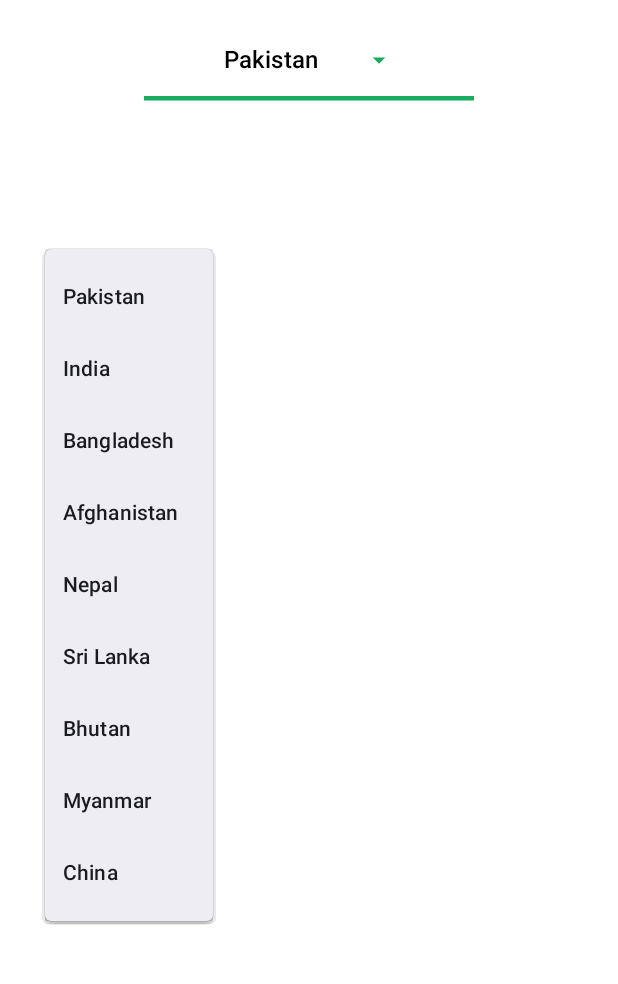
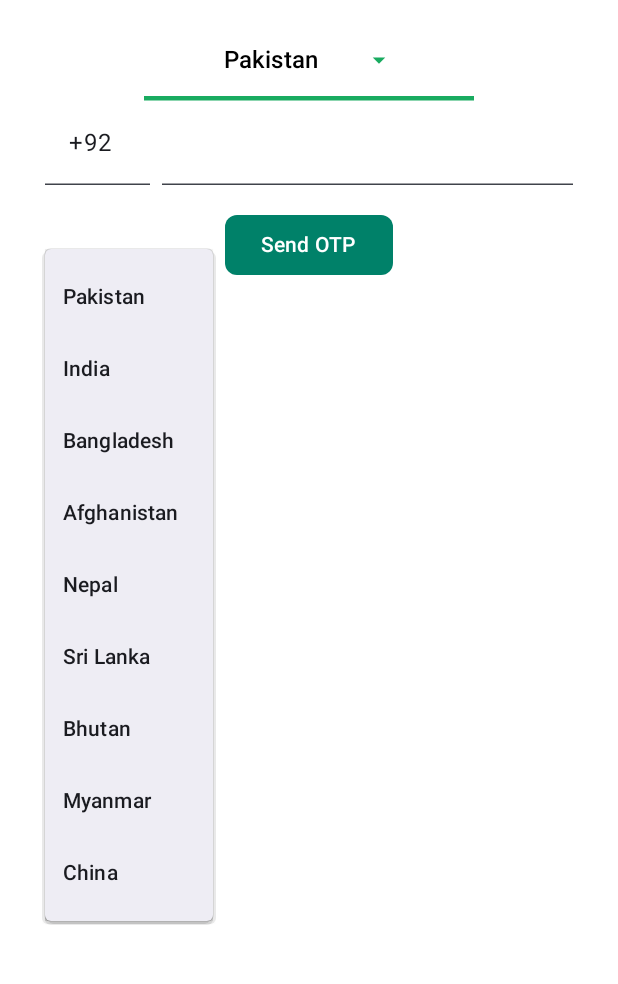
Before and after one commit to Muhammad-bilal-503/WhatsApp-Clone, an Android app built with Jetpack Compose: the UserRegistrationScreen screen opened through its navigation route, after a tap on "Pakistan", on a phone screen of 412 x 824 dp, the part 243-1227 px from its top. Run offline under Robolectric (Android 15) with nearby library versions, the phone set to English and light mode, and no system bars; our stand-ins replace Dagger/Hilt's generated code, Firebase (no records; nobody signed in at launch, a user with empty details on screens opened directly); libraries missing offline, so code that uses them is left out: androidx.hilt.lifecycle.

Commit message:
initial Commit

```diff
--- a/app/src/main/java/com/example/whatsapp/presentation/userregistrationscreen/UserRegistrationScreen.kt
+++ b/app/src/main/java/com/example/whatsapp/presentation/userregistrationscreen/UserRegistrationScreen.kt
@@ -66,49 +66,25 @@ fun UserRegistrationScreen(
     navController: NavHostController,
     phoneAuthViewModel: PhoneAuthViewModel = hiltViewModel()
 ) {
-
-    val authState = phoneAuthViewModel.authState.collectAsState()
+    val state by phoneAuthViewModel.authState.collectAsState()   // ✅ sirf ek state
     val context = LocalContext.current
     val activity = LocalActivity.current as Activity
 
-
-    var otp by remember {
-        mutableStateOf("")
-    }
-
-    var verificationId by remember {
-        mutableStateOf<String?>(null)
-    }
-
-
-    var expanded by remember {
-        mutableStateOf(false)
-
-    }
-
-    var selectedCountry by remember {
-        mutableStateOf("Pakistan")
-
-    }
-
-    var phoneNumber by remember {
-        mutableStateOf("")
-    }
-
-    var countryCode by remember {
-        mutableStateOf("+92")
-    }
-
-
+    var otp by remember { mutableStateOf("") }
+    var expanded by remember { mutableStateOf(false) }
+    var selectedCountry by remember { mutableStateOf("Pakistan") }
+    var phoneNumber by remember { mutableStateOf("") }
+    var countryCode by remember { mutableStateOf("+92") }
 
     Column(
         modifier = Modifier
             .fillMaxSize()
             .background(color = Color.White)
-            .padding(30.dp), horizontalAlignment = Alignment.CenterHorizontally
+            .padding(30.dp),
+        horizontalAlignment = Alignment.CenterHorizontally
     ) {
 
-        Spacer(modifier = Modifier.height(height = 24.dp))
+        Spacer(modifier = Modifier.height(24.dp))
         Text(
             text = "Enter Your Phone Number",
             fontSize = 20.sp,
@@ -116,18 +92,17 @@ fun UserRegistrationScreen(
             fontWeight = FontWeight.Bold
         )
 
-        Spacer(modifier = Modifier.height(height = 24.dp))
+        Spacer(modifier = Modifier.height(24.dp))
 
         Text(
             text = "WhatsApp needs to verify your phone number",
-            modifier = Modifier
-                .fillMaxWidth(),
+            modifier = Modifier.fillMaxWidth(),
             fontSize = 14.sp,
             color = Color.Gray,
-            textAlign = TextAlign.Center    // 👈 makes text centered
+            textAlign = TextAlign.Center
         )
 
-        Spacer(modifier = Modifier.height(height = 12.dp))
+        Spacer(modifier = Modifier.height(12.dp))
 
         Row(
             modifier = Modifier.fillMaxWidth(),
@@ -137,19 +112,18 @@ fun UserRegistrationScreen(
                 text = "What's ",
                 color = colorResource(id = R.color.light_green)
             )
-
             Text(
                 text = "Your Number",
                 color = colorResource(id = R.color.light_green)
             )
         }
 
-        Spacer(modifier = Modifier.height(height = 16.dp))
+        Spacer(modifier = Modifier.height(16.dp))
 
         TextButton(
             onClick = { expanded = true },
             modifier = Modifier
-                .fillMaxWidth() // full width, not full screen
+                .fillMaxWidth()
                 .padding(horizontal = 32.dp),
         ) {
             Row(
@@ -162,7 +136,6 @@ fun UserRegistrationScreen(
                     fontSize = 16.sp,
                     color = colorResource(id = R.color.black)
                 )
-
                 Icon(
                     imageVector = Icons.Default.ArrowDropDown,
                     contentDescription = null,
@@ -198,23 +171,14 @@ fun UserRegistrationScreen(
             }
         }
 
-        when (authState) {
+        // ✅ Yahan se sirf ek when(state)
+        when (state) {
 
-            is AuthState.Ideal, is AuthState.Loading, is AuthState.CodeSent -> {
-
-                if (authState is AuthState.CodeSent) {
-                    verificationId = (authState as AuthState.CodeSent).varificationId
-                }
-
-                if (verificationId == null) {
-
-                    Spacer(modifier = Modifier.height(16.dp))
-
+            is AuthState.Ideal -> {
                 Row(
                     verticalAlignment = Alignment.CenterVertically,
                     modifier = Modifier.fillMaxWidth()
                 ) {
-
                     TextField(
                         value = countryCode,
                         onValueChange = { countryCode = it },
@@ -224,7 +188,6 @@ fun UserRegistrationScreen(
                             unfocusedContainerColor = Color.Transparent,
                             focusedContainerColor = Color.Transparent,
                             focusedIndicatorColor = colorResource(R.color.light_green)
-
                         )
                     )
 
@@ -241,18 +204,14 @@ fun UserRegistrationScreen(
                             focusedIndicatorColor = Color.Transparent
                         )
                     )
-
                 }
 
                 Spacer(modifier = Modifier.height(16.dp))
 
                 Button(
                     onClick = {
-
                         if (phoneNumber.isNotEmpty()) {
-
                             val fullPhoneNumber = "$countryCode$phoneNumber"
-
                             phoneAuthViewModel.sendVerificationCode(fullPhoneNumber, activity)
                         } else {
                             Toast.makeText(
@@ -267,16 +226,14 @@ fun UserRegistrationScreen(
                 ) {
                     Text(text = "Send OTP")
                 }
+            }
 
-                    if (authState is AuthState.Loading) {
+            is AuthState.Loading -> {
                 Spacer(modifier = Modifier.height(16.dp))
                 CircularProgressIndicator()
             }
 
-                } else {
-
-                    //OTP UI Screen
-
+            is AuthState.CodeSent -> {
                 Spacer(modifier = Modifier.height(40.dp))
 
                 Text(
@@ -284,7 +241,6 @@ fun UserRegistrationScreen(
                     fontSize = 20.sp,
                     color = colorResource(id = R.color.dark_green),
                     fontWeight = FontWeight.Bold
-
                 )
 
                 Spacer(modifier = Modifier.height(8.dp))
@@ -300,15 +256,13 @@ fun UserRegistrationScreen(
                         focusedContainerColor = Color.Transparent,
                         focusedIndicatorColor = Color.Transparent
                     )
-
                 )
 
                 Spacer(modifier = Modifier.height(32.dp))
 
                 Button(
                     onClick = {
-
-                            if (otp.isNotEmpty() && verificationId != null) {
+                        if (otp.isNotEmpty()) {
                             phoneAuthViewModel.verifyCode(otp, context)
                         } else {
                             Toast.makeText(
@@ -317,51 +271,31 @@ fun UserRegistrationScreen(
                                 Toast.LENGTH_SHORT
                             ).show()
                         }
-
-                        }, shape = RoundedCornerShape(8.dp),
+                    },
+                    shape = RoundedCornerShape(8.dp),
                     colors = ButtonDefaults.buttonColors(colorResource(R.color.dark_green))
                 ) {
-
-                        Text(
-                            text = "Verify OTP"
-                        )
-                    }
-
-                    if (authState is AuthState.Loading){
-
-                        Spacer(modifier = Modifier.height(16.dp))
-                        CircularProgressIndicator()
-
+                    Text(text = "Verify OTP")
                 }
             }
 
+            is AuthState.Success -> {
+                phoneAuthViewModel.resetAuthState()
+                navController.navigate(Routes.UserProfileSetScreen) {
+                    popUpTo(Routes.UserRegistrationScreen) {
+                        inclusive = true
                     }
-
-            is AuthState.Success ->{
-
-                Log.d("PhoneAuth", "SuccessFully")
-
-                phoneAuthViewModel.resetAuthState()
-
-                navController.navigate(Routes.UserProfileSetScreen){
-                    popUpTo (Routes.UserRegistrationScreen){
-                        inclusive = true
-
                 }
             }
 
+            is AuthState.Error -> {
+                Toast.makeText(
+                    context,
+                    (state as AuthState.Error).message,
+                    Toast.LENGTH_SHORT
+                ).show()
+                phoneAuthViewModel.resetAuthState()
             }
-
-            is AuthState.Error ->{
-
-                Toast.makeText(context, (authState as AuthState.Error).message, Toast.LENGTH_SHORT).show()
-
         }
-
-
     }
-
-
 }
-
-}
```
Also changed, not shown: app/src/main/java/com/example/whatsapp/presentation/viewmodels/PhoneAuthViewModel.kt (+5 -7 lines). Lines whose indentation alone changed are shown as unchanged.
